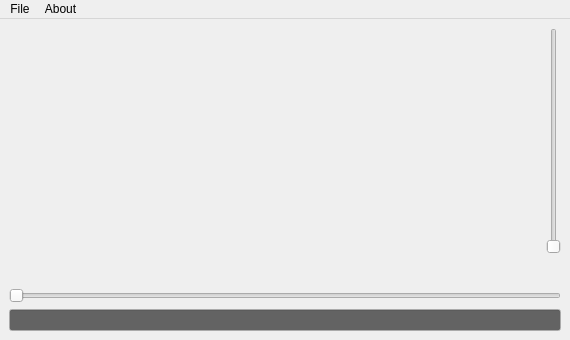
Before: the Qt Designer form mainwindow.ui in salara1960/music, drawn with Qt 5.
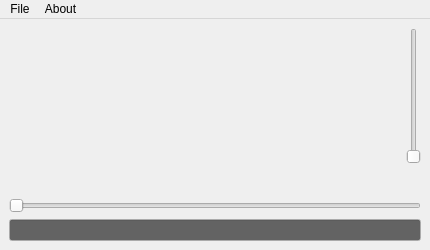
After: the same form once the commit is applied. Icons and pictures are not drawn.

```diff
--- a/mainwindow.ui
+++ b/mainwindow.ui
@@ -6,14 +6,14 @@
    <rect>
     <x>0</x>
     <y>0</y>
-    <width>570</width>
-    <height>340</height>
+    <width>430</width>
+    <height>250</height>
    </rect>
   </property>
   <property name="minimumSize">
    <size>
-    <width>570</width>
-    <height>340</height>
+    <width>430</width>
+    <height>250</height>
    </size>
   </property>
   <property name="windowTitle">
@@ -26,29 +26,10 @@
   <widget class="QWidget" name="centralwidget">
    <layout class="QGridLayout" name="gridLayout_2">
     <item row="0" column="0">
-     <widget class="QWidget" name="wida" native="true">
-      <property name="sizePolicy">
-       <sizepolicy hsizetype="Expanding" vsizetype="Expanding">
-        <horstretch>0</horstretch>
-        <verstretch>0</verstretch>
-       </sizepolicy>
-      </property>
-      <property name="minimumSize">
-       <size>
-        <width>530</width>
-        <height>200</height>
-       </size>
-      </property>
-     </widget>
+     <widget class="QWidget" name="wida" native="true"/>
     </item>
     <item row="0" column="1">
      <widget class="QSlider" name="vSlider">
-      <property name="minimumSize">
-       <size>
-        <width>0</width>
-        <height>200</height>
-       </size>
-      </property>
       <property name="toolTip">
        <string>&lt;html&gt;&lt;head/&gt;&lt;body&gt;&lt;p&gt;&lt;span style=&quot; font-size:8pt; font-style:italic; color:#0000ff;&quot;&gt;Volume&lt;/span&gt;&lt;/p&gt;&lt;/body&gt;&lt;/html&gt;</string>
       </property>
@@ -294,12 +275,6 @@
     </item>
     <item row="2" column="0" colspan="2">
      <widget class="QSlider" name="hSlider">
-      <property name="minimumSize">
-       <size>
-        <width>550</width>
-        <height>0</height>
-       </size>
-      </property>
       <property name="toolTip">
        <string>&lt;html&gt;&lt;head/&gt;&lt;body&gt;&lt;p&gt;&lt;span style=&quot; font-style:italic; color:#0000ff;&quot;&gt;Position&lt;/span&gt;&lt;/p&gt;&lt;/body&gt;&lt;/html&gt;</string>
       </property>
@@ -310,12 +285,6 @@
     </item>
     <item row="3" column="0" colspan="2">
      <widget class="QLineEdit" name="MStatus">
-      <property name="minimumSize">
-       <size>
-        <width>550</width>
-        <height>0</height>
-       </size>
-      </property>
       <property name="palette">
        <palette>
         <active>
@@ -451,7 +420,7 @@
     <rect>
      <x>0</x>
      <y>0</y>
-     <width>570</width>
+     <width>430</width>
      <height>20</height>
     </rect>
    </property>
```
Left out of the diff: 212 changed lines with no effect on the pictures.
